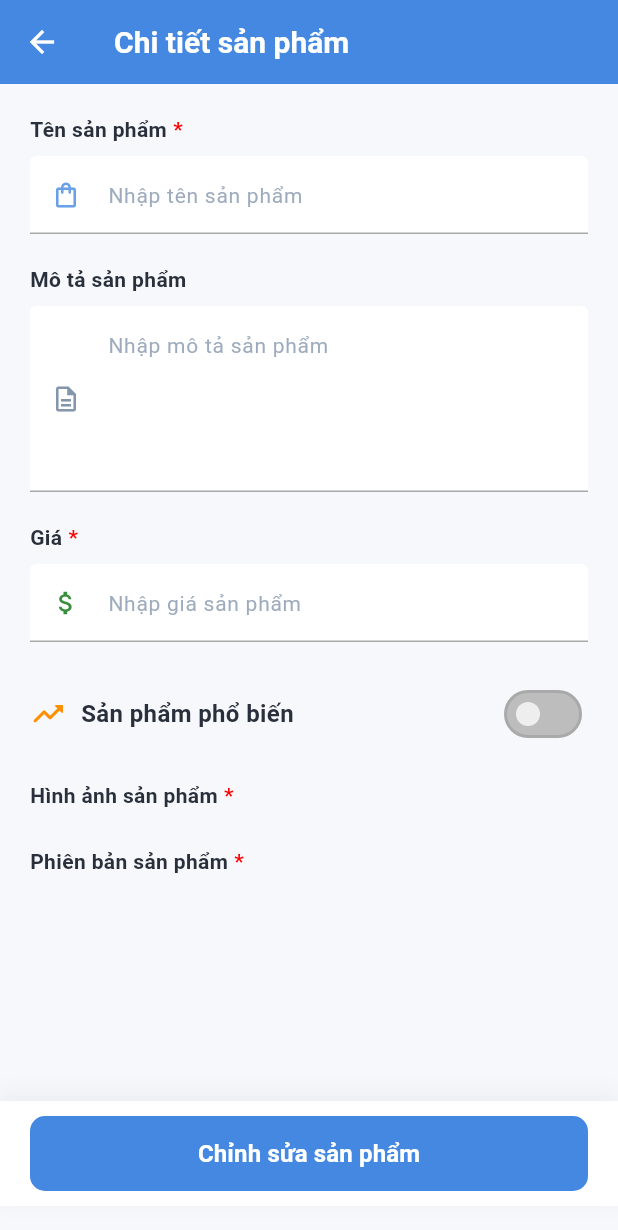
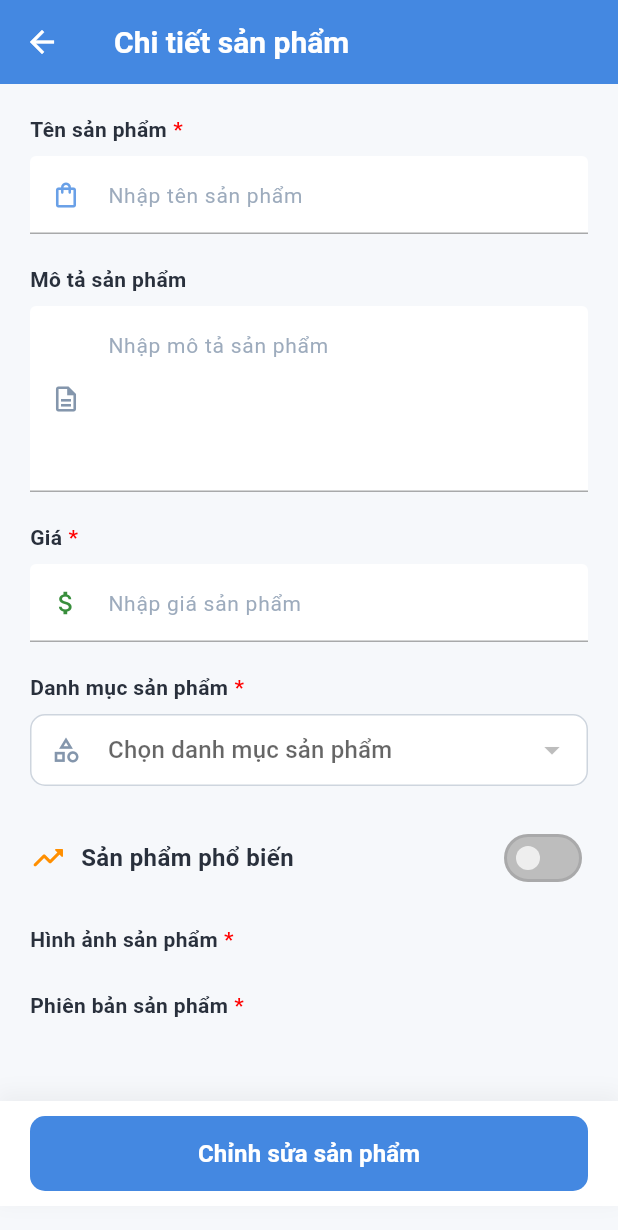
Before and after one commit to PhamVanDong2407/utshop_Admin, a Flutter app: the EditProduct screen opened by its route, after a tap on "Chỉnh sửa sản phẩm", after a tap on "Cập nhật", after a tap on "Hủy bỏ", on a phone screen of 412 x 824 dp. Shown: the top 1230 px of the screen. Run offline on Flutter 3.47's test engine with Material 3 defaults, Android fonts, the phone set to English and light mode, and no system bars; our stand-ins replace file_picker, fl_chart, flutter_dotenv, flutter_screenutil, flutter_svg, flutter_zoom_drawer and 3 more; accounts and stored records are empty; network calls fail; statements that could not run were skipped.

Commit message:
update module chỉnh sửa sản phẩm

```diff
--- a/lib/Controller/Home/Menu/ProductManagement/EditProduct/edit_product_controller.dart
+++ b/lib/Controller/Home/Menu/ProductManagement/EditProduct/edit_product_controller.dart
@@ -1,6 +1,8 @@
 import 'dart:io';
 import 'package:flutter/material.dart';
 import 'package:get/get.dart';
+import 'package:utshopadmin/Global/app_color.dart';
+import 'package:utshopadmin/Model/Categories.dart';
 import 'package:utshopadmin/Model/Product.dart';
 import 'package:utshopadmin/Service/api_caller.dart';
 import 'package:http/http.dart' as http;
@@ -25,12 +27,14 @@ class EditProductController extends GetxController {
   final String baseUrl = Constant.BASE_URL_IMAGE;
 
   late String uuid;
+  RxList<Categories> categories = <Categories>[].obs;
 
   @override
   void onInit() {
     super.onInit();
     uuid = Get.arguments['uuid'] ?? '';
     getProductDetails();
+    getCategories();
   }
 
   @override
@@ -62,6 +66,19 @@ class EditProductController extends GetxController {
     final file = File('${dir.path}/${url.split('/').last}');
     await file.writeAsBytes(bytes);
     return file;
+  }
+
+  Future<void> getCategories() async {
+    var res = await APICaller.getInstance().get('v1/category');
+
+    if (res == null || res['error']?['code'] != 0) {
+      var fetchedCategories =
+          (res['data'] as List)
+              .map((catJson) => Categories.fromJson(catJson))
+              .toList();
+      categories.assignAll(fetchedCategories);
+      return;
+    }
   }
 
   Future<void> getProductDetails() async {
@@ -330,4 +347,116 @@ class EditProductController extends GetxController {
     );
     variants.refresh();
   }
+
+  Future<void> editProduct() async {
+    try {
+      Get.dialog(
+        const Center(child: CircularProgressIndicator()),
+        barrierDismissible: false,
+      );
+
+      List<String> uploadedUrls = [];
+      if (imageFiles.isNotEmpty) {
+        var uploadRes = await APICaller.getInstance().uploadMultipartFiles(
+          endpoint: 'v1/file/multiple-upload',
+          files: imageFiles,
+        );
+
+        if (uploadRes == null || uploadRes['code'] != 200) {
+          Get.back();
+          Get.snackbar(
+            'Lỗi',
+            uploadRes?['message'] ?? 'Upload ảnh thất bại!',
+            backgroundColor: AppColor.red,
+            colorText: Colors.white,
+            duration: const Duration(seconds: 3),
+          );
+          return;
+        }
+
+        uploadedUrls = List<String>.from(uploadRes['files']);
+      }
+
+      List<Images> newImages = [];
+      for (int i = 0; i < uploadedUrls.length; i++) {
+        newImages.add(
+          Images(
+            uuid: '',
+            productUuid: '',
+            url: uploadedUrls[i],
+            isMain: i == 0 ? 1 : 0,
+          ),
+        );
+      }
+
+      // Chuẩn bị danh sách variants
+      final productVariants =
+          variants.map((v) {
+            return Variants(
+              uuid: v.uuid ?? '',
+              productUuid: v.productUuid ?? '',
+              size: v.size ?? 0,
+              gender: v.gender ?? 0,
+              color: v.color ?? 0,
+              type: v.type ?? 0,
+              stock: v.stock ?? 0,
+              price: v.price ?? '0',
+            );
+          }).toList();
+
+      final updatedProduct = Products(
+        uuid: uuid,
+        categoryUuid: selectedCategory.value ?? '',
+        name: nameController.text.trim(),
+        description:
+            descriptionController.text.trim().isEmpty
+                ? null
+                : descriptionController.text.trim(),
+        price: priceController.text.trim(),
+        isPopular: isPopular.value ? 1 : 0,
+        images: newImages,
+        variants: productVariants,
+      );
+
+      final jsonBody = updatedProduct.toJson();
+      final res = await APICaller.getInstance().put(
+        'v1/product/$uuid',
+        body: jsonBody,
+      );
+
+      Get.back();
+
+      if (res != null && res['code'] == 200) {
+        Get.back();
+        Get.snackbar(
+          'Thành công',
+          res['message'] ?? 'Cập nhật sản phẩm thành công!',
+          backgroundColor: AppColor.primary,
+          colorText: Colors.white,
+          duration: const Duration(seconds: 2),
+        );
+      } else {
+        final errorMsg =
+            res?['message'] ??
+            res?['error']?['message'] ??
+            'Cập nhật sản phẩm thất bại!';
+        Get.snackbar(
+          'Lỗi',
+          errorMsg,
+          backgroundColor: AppColor.red,
+          colorText: Colors.white,
+          duration: const Duration(seconds: 3),
+        );
+      }
+    } catch (e) {
+      Get.back();
+      Get.snackbar(
+        'Lỗi',
+        'Đã xảy ra lỗi khi cập nhật: $e',
+        backgroundColor: AppColor.red,
+        colorText: Colors.white,
+        duration: const Duration(seconds: 3),
+      );
+    }
+  }
 }
--- a/lib/View/Home/Menu/ProductManagement/EditProduct/edit_product.dart
+++ b/lib/View/Home/Menu/ProductManagement/EditProduct/edit_product.dart
@@ -161,6 +161,43 @@ class EditProduct extends StatelessWidget {
                             return null;
                           }
                           : null,
+                ),
+              ),
+
+              const SizedBox(height: 20),
+              _labelForm(label: "Danh mục sản phẩm", isRequired: true),
+              const SizedBox(height: 8),
+              Obx(
+                () => DropdownButtonFormField<String>(
+                  value: controller.selectedCategory.value,
+                  decoration: _customInputDecoration(
+                    hintText: 'Chọn danh mục sản phẩm',
+                    prefixIcon: Icons.category_outlined,
+                  ).copyWith(
+                    contentPadding: const EdgeInsets.symmetric(
+                      vertical: 10,
+                      horizontal: 12,
+                    ),
+                  ),
+                  isExpanded: true,
+                  onChanged: (value) {
+                    controller.selectedCategory.value = value;
+                  },
+                  items:
+                      controller.categories.map<DropdownMenuItem<String>>((
+                        category,
+                      ) {
+                        return DropdownMenuItem<String>(
+                          value: category.uuid,
+                          child: Text(category.name ?? ''),
+                        );
+                      }).toList(),
+                  validator: (value) {
+                    if (value == null || value.isEmpty) {
+                      return 'Vui lòng chọn danh mục sản phẩm';
+                    }
+                    return null;
+                  },
                 ),
               ),
 
@@ -808,23 +845,16 @@ class EditProduct extends StatelessWidget {
                                 _formKey.currentState?.validate() ?? false;
                             bool isImageValid =
                                 controller.validateImageSelection();
+                            controller.editProduct();
 
                             if (isFormValid && isImageValid) {
-                              Get.snackbar(
-                                "Thành công",
-                                "Sẵn sàng gửi dữ liệu sản phẩm!",
-                                backgroundColor: AppColor.primary,
-                                colorText: Colors.white,
-                                duration: const Duration(seconds: 2),
+                              debugPrint(
+                                "Thành công: Sẵn sàng gửi dữ liệu sản phẩm!",
                               );
                               controller.isEditing.value = false;
                             } else {
-                              Get.snackbar(
-                                "Lỗi",
-                                "Vui lòng điền đủ và chính xác các thông tin bắt buộc!",
-                                backgroundColor: AppColor.red,
-                                colorText: Colors.white,
-                                duration: const Duration(seconds: 2),
+                              debugPrint(
+                                "Lỗi: Vui lòng điền đủ và chính xác các thông tin bắt buộc!",
                               );
                             }
                           },
```
